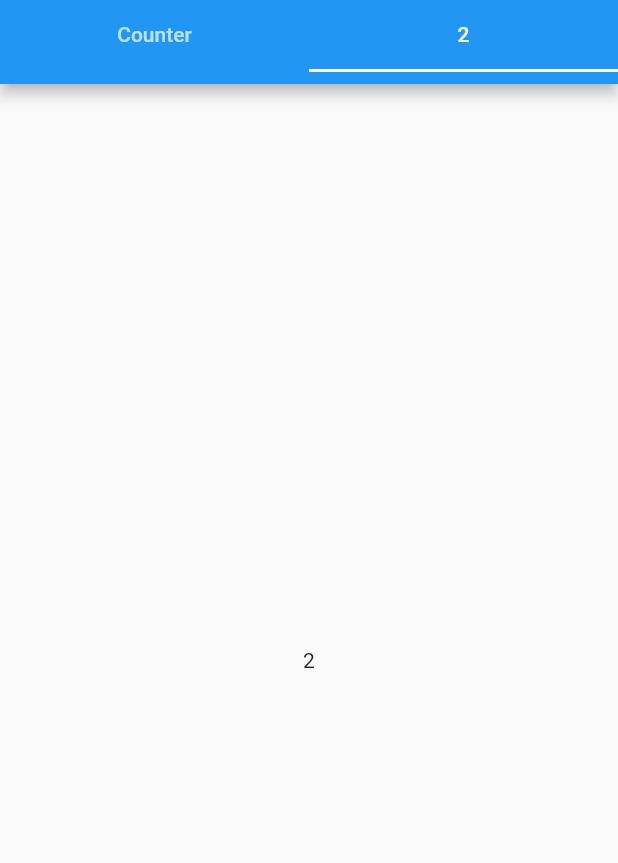
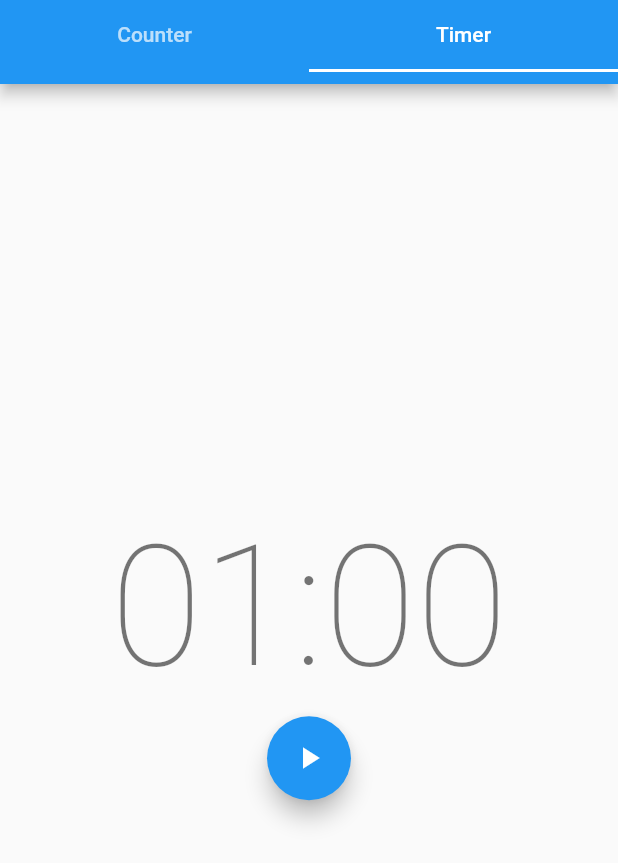
Before and after one commit to aditdiqdpratama/f_bloc, a Flutter app: the screen it shows after launch, tab 2 chosen, on a phone screen of 412 x 824 dp. Shown: the top 863 px of the screen. Run offline on Flutter 3.47's test engine with Material 2 defaults, Android fonts, the light colour scheme and no system bars; our stand-ins replace bloc, equatable, flutter_bloc.

Commit message:
feat(bloc): timer view

```diff
--- a/lib/main.dart
+++ b/lib/main.dart
@@ -1,4 +1,5 @@
 import 'package:f_bloc/counter/counter.dart';
+import 'package:f_bloc/timer/timer.dart';
 import 'package:flutter/material.dart';
 import 'package:logging/logging.dart';
 
@@ -29,18 +30,19 @@ class App extends StatelessWidget {
                   child: Text('Counter'),
                 ),
                 Tab(
-                    child: Text('2'),
+                  child: Text('Timer'),
                 )
               ]),
             ),
             body: const TabBarView(
               children: [
                 CounterPage(),
-                  Center(
-                    child: Text('2'),
-                  )
+                TimerPage(),
               ],
-              )),
-        )));
+            ),
+          ),
+        ),
+      ),
+    );
   }
 }
--- /dev/null
+++ b/lib/timer/timer.dart
@@ -0,0 +1,2 @@
+export 'bloc/timer_bloc.dart';
+export 'view/timer_view.dart';
--- /dev/null
+++ b/lib/timer/view/timer_view.dart
@@ -0,0 +1,115 @@
+import 'package:f_bloc/timer/ticker.dart';
+import 'package:f_bloc/timer/timer.dart';
+import 'package:flutter/material.dart';
+import 'package:flutter_bloc/flutter_bloc.dart';
+
+class TimerPage extends StatelessWidget {
+  const TimerPage({Key? key}) : super(key: key);
+
+  @override
+  Widget build(BuildContext context) {
+    return BlocProvider(
+      create: (_) => TimerBloc(ticker: const Ticker()),
+      child: const TimerView(),
+    );
+  }
+}
+
+class TimerView extends StatelessWidget {
+  const TimerView({Key? key}) : super(key: key);
+
+  @override
+  Widget build(BuildContext context) {
+    return Center(
+      child: Column(
+        mainAxisAlignment: MainAxisAlignment.center,
+        crossAxisAlignment: CrossAxisAlignment.center,
+        children: const <Widget>[
+          TimerText(),
+          SizedBox(
+            height: 70,
+            width: 300,
+            child: Actions(),
+          )
+        ],
+      ),
+    );
+  }
+}
+
+class TimerText extends StatelessWidget {
+  const TimerText({Key? key}) : super(key: key);
+
+  @override
+  Widget build(BuildContext context) {
+    /*
+    this widget will rebuild every tick on the timer. (every event occurs)
+     */
+    final duration = context.select((TimerBloc bloc) => bloc.state.duration);
+    final String minute =
+        ((duration / 60) % 60).floor().toString().padLeft(2, '0');
+    final String second = (duration % 60).floor().toString().padLeft(2, '0');
+    return Text(
+      '$minute:$second',
+      style: Theme.of(context).textTheme.headline1,
+    );
+  }
+}
+
+class Actions extends StatelessWidget {
+  const Actions({Key? key}) : super(key: key);
+
+  @override
+  Widget build(BuildContext context) {
+    return BlocBuilder<TimerBloc, TimerState>(
+      /*
+      buildWhen make action widget only rebuild if the state was change
+       */
+      buildWhen: (prev, state) => prev.runtimeType != state.runtimeType,
+      builder: (context, state) => Row(
+        mainAxisAlignment: MainAxisAlignment.spaceEvenly,
+        children: [
+          if (state is TimerInitial) ...[
+            FloatingActionButton(
+              child: const Icon(Icons.play_arrow),
+              onPressed: () => context
+                  .read<TimerBloc>()
+                  .add(TimerStarted(duration: state.duration)),
+            ),
+          ],
+          if (state is TimerRunInProgress) ...[
+            FloatingActionButton(
+              onPressed: () =>
+                  context.read<TimerBloc>().add(const TimerPaused()),
+              child: const Icon(Icons.pause),
+            ),
+            FloatingActionButton(
+              onPressed: () =>
+                  context.read<TimerBloc>().add(const TimerReset()),
+              child: const Icon(Icons.replay),
+            ),
+          ],
+          if (state is TimerRunPause) ...[
+            FloatingActionButton(
+              onPressed: () =>
+                  context.read<TimerBloc>().add(const TimerResumed()),
+              child: const Icon(Icons.play_arrow),
+            ),
+            FloatingActionButton(
+              onPressed: () =>
+                  context.read<TimerBloc>().add(const TimerReset()),
+              child: const Icon(Icons.replay),
+            )
+          ],
+          if (state is TimerRunComplete) ...[
+            FloatingActionButton(
+              onPressed: () =>
+                  context.read<TimerBloc>().add(const TimerReset()),
+              child: const Icon(Icons.replay),
+            )
+          ],
+        ],
+      ),
+    );
+  }
+}
```
Also changed, not shown: 1 other file. Lines whose indentation alone changed are shown as unchanged.
